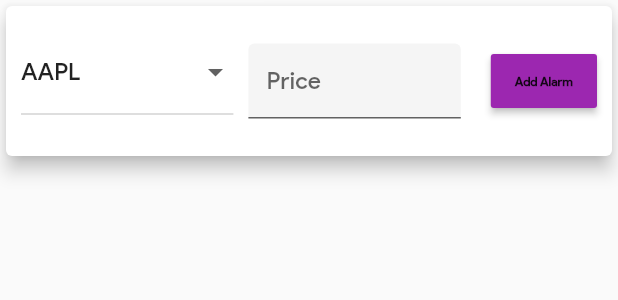
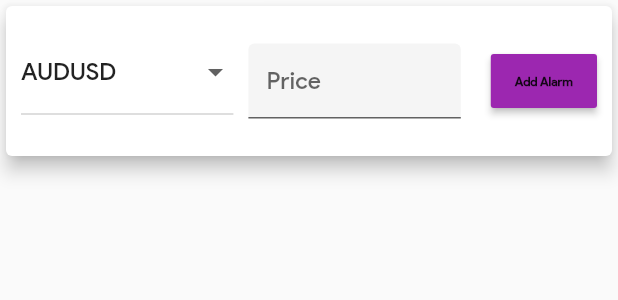
Before and after one commit to webclinic017/Stock-Alarm, a Flutter app: the NewAlarm widget shown alone on an empty page, opened directly, after a tap on "Add Alarm", on a phone screen of 412 x 824 dp. Shown: the top 300 px of the screen. Run offline on Flutter 3.47's test engine with Material 2 defaults, Android fonts, the phone set to English and light mode, and no system bars; our stand-ins replace firebase_auth, firebase_database, firebase_messaging, google_sign_in; missing offline and left inert: async_loader; accounts and stored records are empty; statements that could not run were skipped.

Commit message:
Smaller tweaks

```diff
--- a/FlutterApp/lib/main.dart
+++ b/FlutterApp/lib/main.dart
@@ -5,12 +5,26 @@ import 'screens/home_screen.dart';
 import 'providers/active_alarms.dart';
 import 'screens/log_screen.dart';
 import 'providers/past_alarms.dart';
-
+import 'package:firebase_auth/firebase_auth.dart';
+import 'providers/user.dart';
 void main() => runApp(MyApp());
 
-class MyApp extends StatelessWidget {
+class MyApp extends StatefulWidget {
+
+
+  @override
+  _MyAppState createState() => _MyAppState();
+}
+
+class _MyAppState extends State<MyApp> {
+  FirebaseAuth auth = FirebaseAuth.instance;
+
+  FirebaseUser fbUser;
+  User user =User();
+
   @override
   Widget build(BuildContext context) {
+
     return MultiProvider(
       providers: [
         ChangeNotifierProvider(
@@ -19,6 +33,7 @@ class MyApp extends StatelessWidget {
         ChangeNotifierProvider(
           builder: (context) => PastAlarms(),
         ),
+        ChangeNotifierProvider.value(value: user)
       ],
       child: MaterialApp(
           title: 'Stock Alarm',
--- /dev/null
+++ b/FlutterApp/lib/providers/user.dart
@@ -0,0 +1,16 @@
+import 'package:provider/provider.dart';
+import 'package:flutter/foundation.dart';
+import 'package:firebase_auth/firebase_auth.dart';
+
+class User with ChangeNotifier {
+  String id;
+  String email;
+
+  Future init() async {
+    print("user init");
+    var fbUser= await FirebaseAuth.instance.currentUser();
+    this.id=fbUser.uid;
+    this.email=fbUser.email;
+    print("user init done");
+  }
+}
--- a/FlutterApp/lib/widgets/new_alarm.dart
+++ b/FlutterApp/lib/widgets/new_alarm.dart
@@ -3,7 +3,7 @@ import 'package:provider/provider.dart';
 import '../providers/active_alarms.dart';
 import 'symbol_picker.dart';
 import 'price_picker.dart';
-
+import '../providers/user.dart';
 class NewAlarm extends StatefulWidget {
   @override
   _NewAlarmState createState() => _NewAlarmState();
@@ -11,13 +11,13 @@ class NewAlarm extends StatefulWidget {
 
 class _NewAlarmState extends State<NewAlarm> {
   final amountController = TextEditingController();
-  var chosenSymbol = 'AAPL';
+  var chosenSymbol = 'AUDUSD';
 
   callback(newSymbol) {
     chosenSymbol = newSymbol;
   }
 
-  void _submitData() {
+  void _submitData() async{
     if (amountController.text.isEmpty) {
       return;
     }
@@ -28,7 +28,7 @@ class _NewAlarmState extends State<NewAlarm> {
       return;
     }
     var alarms = Provider.of<Alarms>(context, listen: false);
-    alarms.addAlarm(enteredTitle, enteredAmount);
+    await alarms.addAlarm(enteredTitle, enteredAmount, Provider.of<User>(context,listen: false));
 
     Navigator.of(context).pop();
 
--- a/FlutterApp/lib/widgets/price_picker.dart
+++ b/FlutterApp/lib/widgets/price_picker.dart
@@ -1,4 +1,5 @@
 import 'package:flutter/material.dart';
+import 'package:flutter/services.dart';
 
 class PricePicker extends StatelessWidget {
   final TextEditingController priceController;
@@ -9,6 +10,7 @@ class PricePicker extends StatelessWidget {
   Widget build(BuildContext context) {
     return TextField(
       keyboardType: TextInputType.number,
+      //inputFormatters: [WhitelistingTextInputFormatter.digitsOnly],
       decoration: InputDecoration(filled: true, labelText: 'Price'),
       controller: priceController,
     );
--- a/FlutterApp/lib/widgets/symbol_picker.dart
+++ b/FlutterApp/lib/widgets/symbol_picker.dart
@@ -16,9 +16,10 @@ class _SymbolPickerState extends State<SymbolPicker> {
     chosenSymbol = widget.initSymbol;
     super.initState();
   }
-  // <= for Dropdown Menu initialization value, has to be a valid value
 
-  var symbols = <String>['AAPL', 'GOOGL', 'IBM'];
+
+  var symbols = ["AUDUSD","AUDCAD","AUDJPY","AUDCHF","AUDNZD","CADCHF","CADJPY","CHFJPY","EURAUD","EURCAD","EURCHF","EURGBP","EURJPY","EURNZD","EURUSD","GBPAUD","GBPCAD","GBPCHF","GBPJPY","GBPNZD","GBPUSD","NZDCAD","NZDCHF","NZDJPY","NZDUSD","USDCAD","USDCHF","USDJPY"];
+
 
   @override
   Widget build(BuildContext context) {
--- a/FlutterApp/pubspec.yaml
+++ b/FlutterApp/pubspec.yaml
@@ -22,6 +22,8 @@ dependencies:
 
   provider: ^3.0.0
   intl: ^0.15.8
+  google_sign_in: ^4.1.1
+  async_loader: ^0.1.2
 
   firebase_core: ^0.4.0+9
   firebase_messaging: ^5.1.6
```
Also changed, not shown: FlutterApp/lib/providers/active_alarms.dart (+10 -10 lines), FlutterApp/lib/providers/past_alarms.dart (+5 -7 lines), FlutterApp/lib/screens/home_screen.dart (+12 -6 lines), FlutterApp/lib/screens/login_screen.dart (+91 -25 lines), FlutterApp/lib/widgets/alarm_widget.dart (+23 -20 lines), FlutterApp/pubspec.lock, 3 other files.
